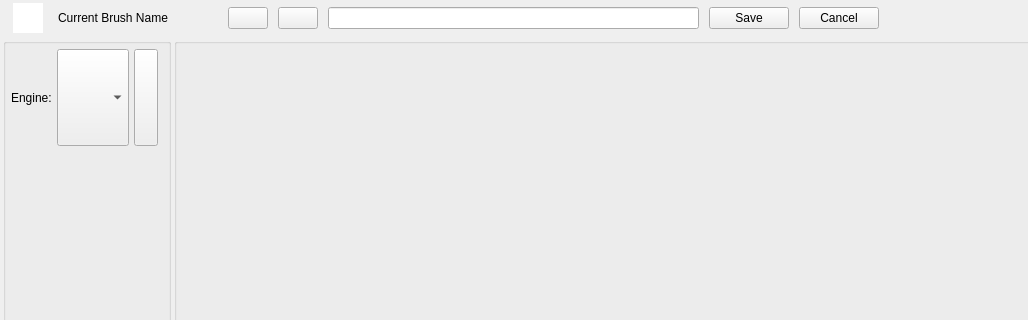
This is libs/ui/forms/wdgpaintopsettings.ui in KDE/krita as Qt 5 draws it before an edit; both pictures show x 0 to 1028 and y 0 to 320 of the 1431 by 512 pixel window. The edited form follows.
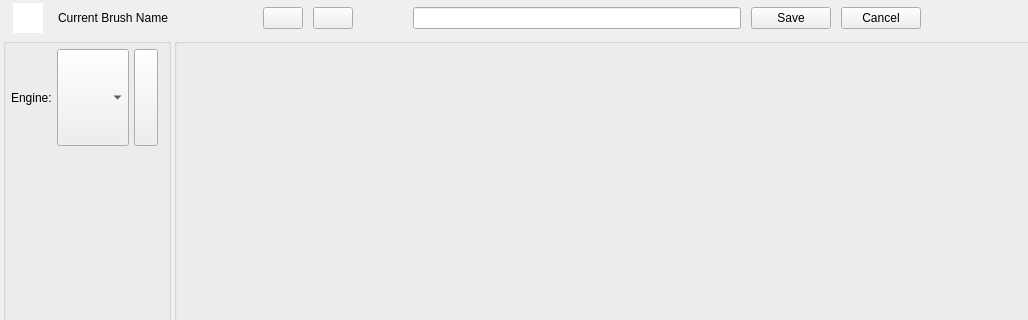
This is the edited form. Custom widgets are drawn as their Qt base class.

Commit message: hide the reload button in the brush editor if the preset is clean. also give a minimum width to the currently selected brush to reduce the jumping when changing presets

```diff
--- a/libs/ui/forms/wdgpaintopsettings.ui
+++ b/libs/ui/forms/wdgpaintopsettings.ui
@@ -417,7 +417,7 @@
       <widget class="QLabel" name="currentBrushNameLabel">
        <property name="minimumSize">
         <size>
-         <width>0</width>
+         <width>200</width>
          <height>0</height>
         </size>
        </property>
@@ -432,6 +432,32 @@
        </property>
       </widget>
      </item>
+     <item>
+      <widget class="QPushButton" name="renameBrushPresetButton">
+       <property name="sizePolicy">
+        <sizepolicy hsizetype="Fixed" vsizetype="Fixed">
+         <horstretch>0</horstretch>
+         <verstretch>0</verstretch>
+        </sizepolicy>
+       </property>
+       <property name="text">
+        <string/>
+       </property>
+      </widget>
+     </item>
+     <item>
+      <widget class="QPushButton" name="reloadPresetButton">
+       <property name="sizePolicy">
+        <sizepolicy hsizetype="Fixed" vsizetype="Fixed">
+         <horstretch>0</horstretch>
+         <verstretch>0</verstretch>
+        </sizepolicy>
+       </property>
+       <property name="text">
+        <string/>
+       </property>
+      </widget>
+     </item>
      <item>
       <widget class="QPushButton" name="dirtyPresetIndicatorButton">
        <property name="sizePolicy">
@@ -454,32 +480,6 @@
        </property>
       </widget>
      </item>
-     <item>
-      <widget class="QPushButton" name="renameBrushPresetButton">
-       <property name="sizePolicy">
-        <sizepolicy hsizetype="Fixed" vsizetype="Fixed">
-         <horstretch>0</horstretch>
-         <verstretch>0</verstretch>
-        </sizepolicy>
-       </property>
-       <property name="text">
-        <string/>
-       </property>
-      </widget>
-     </item>
-     <item>
-      <widget class="QPushButton" name="reloadPresetButton">
-       <property name="sizePolicy">
-        <sizepolicy hsizetype="Fixed" vsizetype="Fixed">
-         <horstretch>0</horstretch>
-         <verstretch>0</verstretch>
-        </sizepolicy>
-       </property>
-       <property name="text">
-        <string/>
-       </property>
-      </widget>
-     </item>
      <item>
       <widget class="QLineEdit" name="renameBrushNameTextField">
        <property name="minimumSize">
```
The commit also changes 1 other file.
